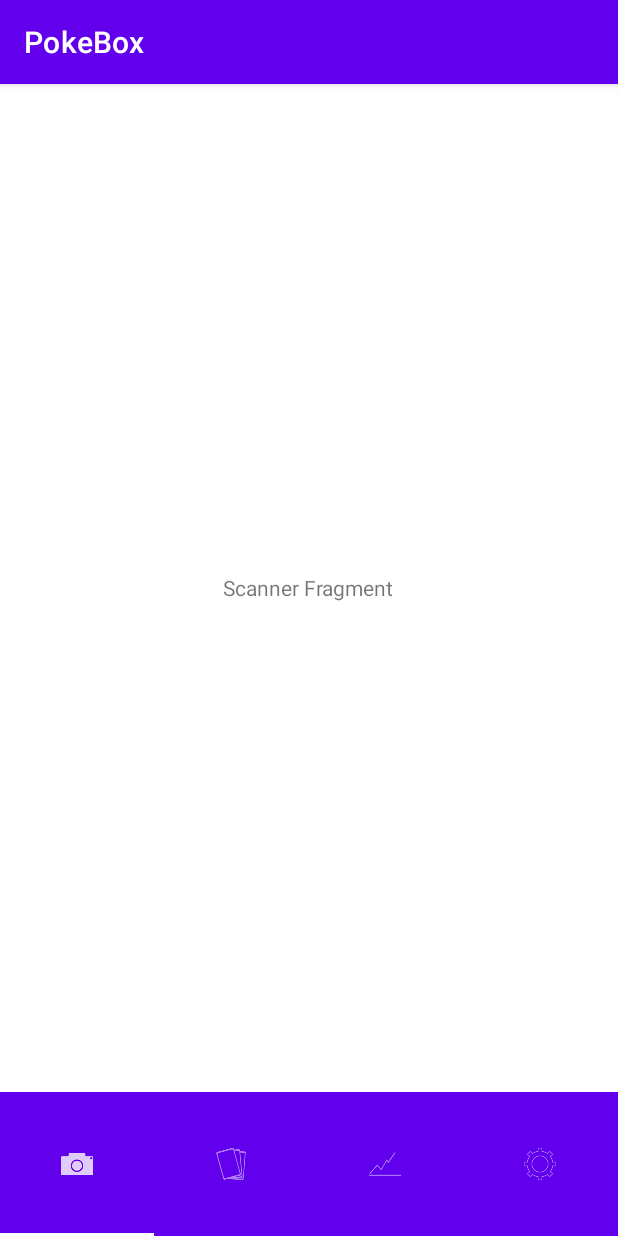
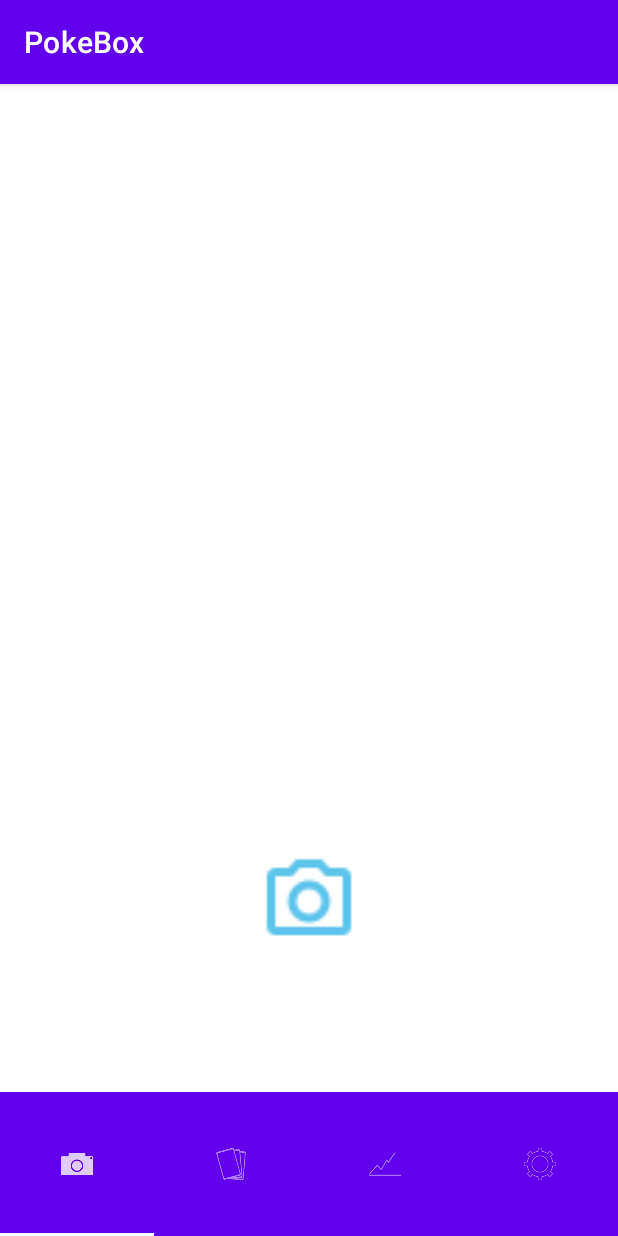
Before and after one commit to WTsaur/PokeBox, an Android app: the screen it shows after launch (MainActivity), on a phone screen of 412 x 824 dp. Run offline under Robolectric (Android 15) with nearby library versions, the phone set to English and light mode, and no system bars.

Commit message:
Add camera capture button

```diff
--- a/app/src/main/java/edu/fsu/cs/PokeBox/ScannerFragment.java
+++ b/app/src/main/java/edu/fsu/cs/PokeBox/ScannerFragment.java
@@ -3,10 +3,13 @@ package edu.fsu.cs.PokeBox;
 import android.content.Context;
 import android.content.pm.PackageManager;
 import android.hardware.Camera;
+import android.media.Image;
 import android.os.Bundle;
 import android.view.LayoutInflater;
 import android.view.View;
 import android.view.ViewGroup;
+import android.widget.ImageButton;
+
 import androidx.annotation.NonNull;
 import androidx.annotation.Nullable;
 import androidx.fragment.app.Fragment;
@@ -23,6 +26,9 @@ private Camera camera;
                 R.layout.fragment_scanner, container, false);
             camera = getCameraInstance();
 
+        //setting the camera capture button
+        ImageButton capture = (ImageButton) view.findViewById(R.id.capture);
+        capture.setImageResource(R.drawable.camera_capture);
 
 
 
--- a/app/src/main/res/layout/fragment_scanner.xml
+++ b/app/src/main/res/layout/fragment_scanner.xml
@@ -3,9 +3,28 @@
                 android:layout_width="match_parent"
                 android:layout_height="match_parent">
 
-    <TextView android:layout_width="wrap_content" android:layout_height="wrap_content"
-              android:text="@string/scanner_fragment"
-              android:layout_centerHorizontal="true"
-              android:layout_centerVertical="true"/>
+
+    <FrameLayout
+        android:id="@+id/camera"
+        android:layout_width="match_parent"
+        android:layout_height="594dp"
+        android:layout_weight="1">
+
+        <ImageButton
+            android:id="@+id/capture"
+            android:layout_width="77dp"
+            android:layout_height="67dp"
+            android:layout_gravity="center"
+            android:layout_marginLeft="130dp"
+            android:layout_marginTop="250dp"
+            android:layout_marginRight="130dp"
+            android:layout_marginBottom="2dp"
+            android:background="#0000"
+            android:scaleType="fitCenter"
+            android:text="Capture" />
+
+
+    </FrameLayout>
+
 
 </RelativeLayout>
```
Also changed, not shown: app/src/main/res/drawable-hdpi/camera_capture.png (added), app/src/main/res/drawable-mdpi/camera_capture.png (added), app/src/main/res/drawable-xhdpi/camera_capture.png (added), app/src/main/res/drawable-xxhdpi/camera_capture.png (added), app/src/main/res/drawable-xxxhdpi/camera_capture.png (added).
